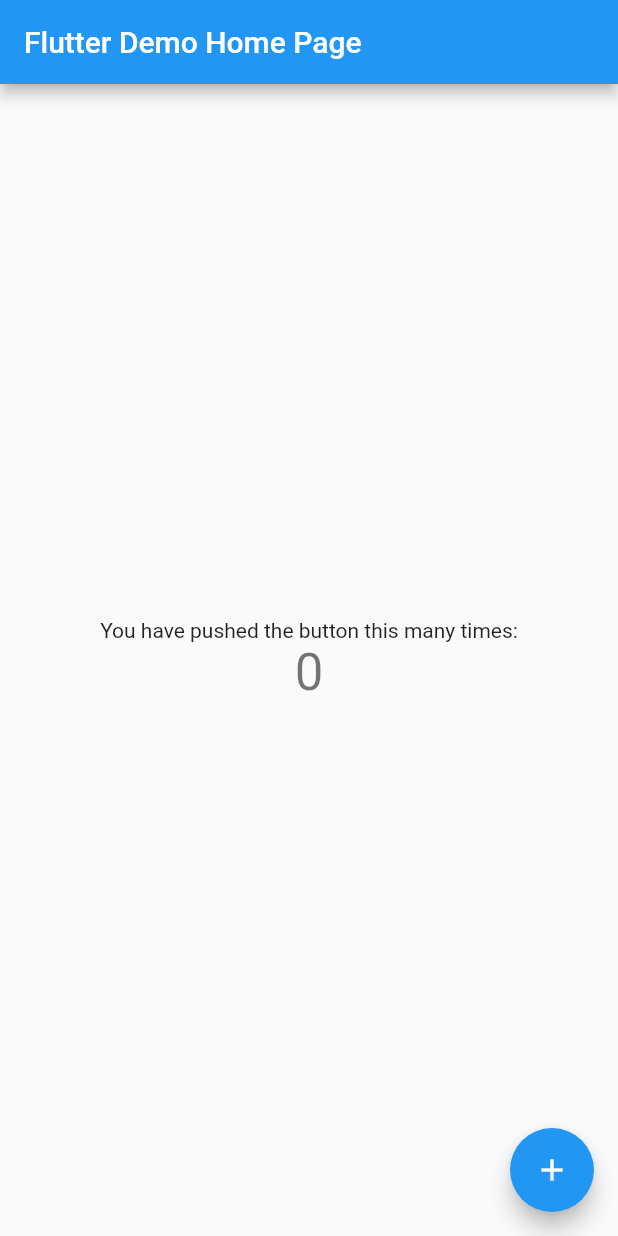
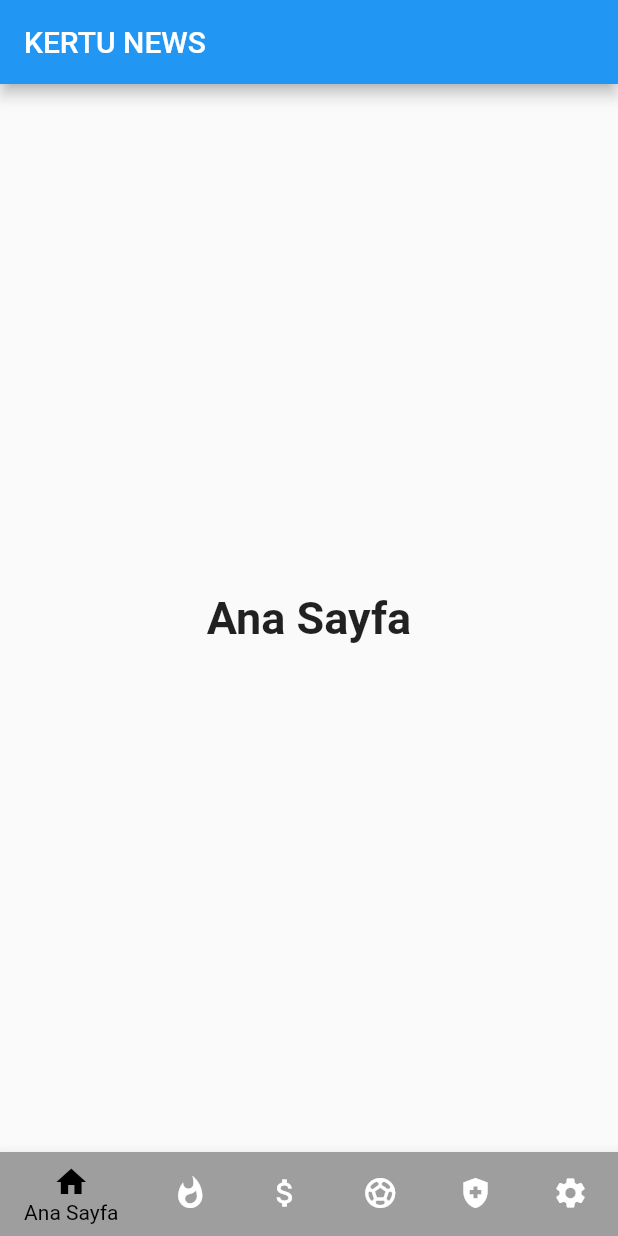
Before and after one commit to monvanCe/3301456_193301010, a Flutter app: the screen it shows after launch, on a phone screen of 412 x 824 dp. Run offline on Flutter 3.47's test engine with Material 2 defaults, Android fonts, the light colour scheme and no system bars.

Commit message:
navbar icons

```diff
--- a/lib/main.dart
+++ b/lib/main.dart
@@ -1,115 +1,111 @@
 import 'package:flutter/material.dart';
 
-void main() {
-  runApp(const MyApp());
-}
+void main() => runApp(const MyApp());
 
 class MyApp extends StatelessWidget {
   const MyApp({Key? key}) : super(key: key);
 
-  // This widget is the root of your application.
+  static const String _title = 'Flutter Code Sample';
+
   @override
   Widget build(BuildContext context) {
-    return MaterialApp(
-      title: 'Flutter Demo',
-      theme: ThemeData(
-        // This is the theme of your application.
-        //
-        // Try running your application with "flutter run". You'll see the
-        // application has a blue toolbar. Then, without quitting the app, try
-        // changing the primarySwatch below to Colors.green and then invoke
-        // "hot reload" (press "r" in the console where you ran "flutter run",
-        // or simply save your changes to "hot reload" in a Flutter IDE).
-        // Notice that the counter didn't reset back to zero; the application
-        // is not restarted.
-        primarySwatch: Colors.blue,
-      ),
-      home: const MyHomePage(title: 'Flutter Demo Home Page'),
+    return const MaterialApp(
+      title: _title,
+      home: MyStatefulWidget(),
     );
   }
 }
 
-class MyHomePage extends StatefulWidget {
-  const MyHomePage({Key? key, required this.title}) : super(key: key);
-
-  // This widget is the home page of your application. It is stateful, meaning
-  // that it has a State object (defined below) that contains fields that affect
-  // how it looks.
-
-  // This class is the configuration for the state. It holds the values (in this
-  // case the title) provided by the parent (in this case the App widget) and
-  // used by the build method of the State. Fields in a Widget subclass are
-  // always marked "final".
-
-  final String title;
+class MyStatefulWidget extends StatefulWidget {
+  const MyStatefulWidget({Key? key}) : super(key: key);
 
   @override
-  State<MyHomePage> createState() => _MyHomePageState();
+  State<MyStatefulWidget> createState() => _MyStatefulWidgetState();
 }
 
-class _MyHomePageState extends State<MyHomePage> {
-  int _counter = 0;
+class _MyStatefulWidgetState extends State<MyStatefulWidget> {
+  int _selectedIndex = 0;
+  static const TextStyle optionStyle =
+      TextStyle(fontSize: 30, fontWeight: FontWeight.bold);
+  static const List<Widget> _widgetOptions = <Widget>[
+    Text(
+      'Ana Sayfa',
+      style: optionStyle,
+    ),
+    Text(
+      'Son Dakika',
+      style: optionStyle,
+    ),
+    Text(
+      'Ekonomi',
+      style: optionStyle,
+    ),
+    Text(
+      'Spor',
+      style: optionStyle,
+    ),
+    Text(
+      'Sağlık',
+      style: optionStyle,
+    ),
+    Text(
+      'Ayarlar',
+      style: optionStyle,
+    ),
+  ];
 
-  void _incrementCounter() {
+  void _onItemTapped(int index) {
     setState(() {
-      // This call to setState tells the Flutter framework that something has
-      // changed in this State, which causes it to rerun the build method below
-      // so that the display can reflect the updated values. If we changed
-      // _counter without calling setState(), then the build method would not be
-      // called again, and so nothing would appear to happen.
-      _counter++;
+      _selectedIndex = index;
     });
   }
 
   @override
   Widget build(BuildContext context) {
-    // This method is rerun every time setState is called, for instance as done
-    // by the _incrementCounter method above.
-    //
-    // The Flutter framework has been optimized to make rerunning build methods
-    // fast, so that you can just rebuild anything that needs updating rather
-    // than having to individually change instances of widgets.
     return Scaffold(
       appBar: AppBar(
-        // Here we take the value from the MyHomePage object that was created by
-        // the App.build method, and use it to set our appbar title.
-        title: Text(widget.title),
+        title: const Text('KERTU NEWS'),
       ),
       body: Center(
-        // Center is a layout widget. It takes a single child and positions it
-        // in the middle of the parent.
-        child: Column(
-          // Column is also a layout widget. It takes a list of children and
-          // arranges them vertically. By default, it sizes itself to fit its
-          // children horizontally, and tries to be as tall as its parent.
-          //
-          // Invoke "debug painting" (press "p" in the console, choose the
-          // "Toggle Debug Paint" action from the Flutter Inspector in Android
-          // Studio, or the "Toggle Debug Paint" command in Visual Studio Code)
-          // to see the wireframe for each widget.
-          //
-          // Column has various properties to control how it sizes itself and
-          // how it positions its children. Here we use mainAxisAlignment to
-          // center the children vertically; the main axis here is the vertical
-          // axis because Columns are vertical (the cross axis would be
-          // horizontal).
-          mainAxisAlignment: MainAxisAlignment.center,
-          children: <Widget>[
-            const Text(
-              'You have pushed the button this many times:',
-            ),
-            Text(
-              '$_counter',
-              style: Theme.of(context).textTheme.headline4,
-            ),
-          ],
-        ),
+        child: _widgetOptions.elementAt(_selectedIndex),
       ),
-      floatingActionButton: FloatingActionButton(
-        onPressed: _incrementCounter,
-        tooltip: 'Increment',
-        child: const Icon(Icons.add),
-      ), // This trailing comma makes auto-formatting nicer for build methods.
+      bottomNavigationBar: BottomNavigationBar(
+        items: const <BottomNavigationBarItem>[
+          BottomNavigationBarItem(
+            icon: Icon(Icons.home),
+            label: 'Ana Sayfa',
+            backgroundColor: Colors.grey,
+          ),
+          BottomNavigationBarItem(
+            icon: Icon(Icons.whatshot),
+            label: 'Son Dakika',
+            backgroundColor: Colors.red,
+          ),
+          BottomNavigationBarItem(
+            icon: Icon(Icons.attach_money),
+            label: 'Ekonomi',
+            backgroundColor: Colors.purple,
+          ),
+          BottomNavigationBarItem(
+            icon: Icon(Icons.sports_soccer),
+            label: 'Spor',
+            backgroundColor: Colors.blue,
+          ),
+          BottomNavigationBarItem(
+            icon: Icon(Icons.health_and_safety),
+            label: 'Sağlık',
+            backgroundColor: Colors.green,
+          ),
+          BottomNavigationBarItem(
+            icon: Icon(Icons.settings),
+            label: 'Ayarlar',
+            backgroundColor: Colors.grey,
+          ),
+        ],
+        currentIndex: _selectedIndex,
+        selectedItemColor: Colors.black,
+        onTap: _onItemTapped,
+      ),
     );
   }
 }
```
